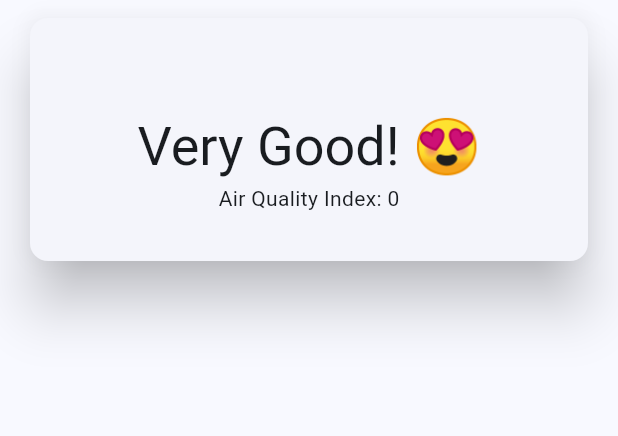
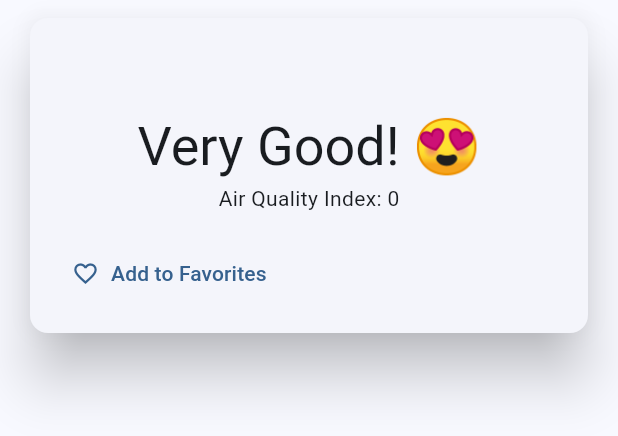
Before and after one commit to jothaen/air_quality_app_flutter, a Flutter app: the _AirQualityWidget widget shown alone on an empty page, opened directly with empty values, on a phone screen of 412 x 824 dp. Shown: the top 436 px of the screen. Run offline on Flutter 3.47's test engine with Material 3 defaults, Android fonts, the light colour scheme and no system bars; our stand-ins replace dio, flutter_bloc, freezed_annotation, get_it, hive, hive_flutter and 2 more; accounts and stored records are empty; generated files the repository leaves out were written again; network calls fail.

Commit message:
adding to favorite backend logic

```diff
--- a/lib/common/extensions/context_extensions.dart
+++ b/lib/common/extensions/context_extensions.dart
@@ -5,4 +5,9 @@ extension ContextExtensions on BuildContext {
   I10n get i10n => I10n.of(this);
   ThemeData get theme => Theme.of(this);
   NavigatorState get nav => Navigator.of(this);
+
+  void showSnackBar(String text) {
+    final snackBar = SnackBar(content: Text(text));
+    ScaffoldMessenger.of(this).showSnackBar(snackBar);
+  }
 }
--- /dev/null
+++ b/lib/domain/favorites_repository.dart
@@ -0,0 +1,35 @@
+import 'package:hive/hive.dart';
+
+class FavoritesRepository {
+  FavoritesRepository(this._hive);
+
+  static const _boxName = 'favorites';
+  static const _keyFavorites = 'keyFavorites';
+
+  final HiveInterface _hive;
+
+  Future<List<int>> getAllFavoritesIds() async {
+    final box = await _openBox();
+    return box.get(_keyFavorites) ?? [];
+  }
+
+  Future<void> addToFavorites(int id) async {
+    final box = await _openBox();
+    final allFavorites = await getAllFavoritesIds();
+    if (!allFavorites.contains(id)) {
+      allFavorites.add(id);
+      await box.put(_keyFavorites, allFavorites);
+    }
+  }
+
+  Future<void> removeFromFavorites(int id) async {
+    final box = await _openBox();
+    final allFavorites = await getAllFavoritesIds();
+    if (allFavorites.contains(id)) {
+      allFavorites.remove(id);
+      await box.put(_keyFavorites, allFavorites);
+    }
+  }
+
+  Future<Box<List<int>>> _openBox() => _hive.openBox<List<int>>(_boxName);
+}
--- a/lib/l10n/intl_en.arb
+++ b/lib/l10n/intl_en.arb
@@ -4,6 +4,10 @@
     "enterThePlaceName": "Enter the place name",
     "search": "Search",
     "favorites": "Favorites",
+    "addedToFavorites": "Station added to Favorites!",
+    "removedFromFavorites": "Station removed from Favorites!",
+    "addToFavorites": "Add to Favorites",
+    "removeFromFavorites": "Remove from Favorites",
     "noResults": "No results found.",
     "welcomeToTheAirQualityApp": "Welcome to the Air Quality App",
     "useTheSearchBarToFindPlace": "Use the search bar above to find the information about the air quality in your place!",
--- a/lib/main.dart
+++ b/lib/main.dart
@@ -1,8 +1,10 @@
 import 'package:air_quality_app/air_quality_app.dart';
 import 'package:air_quality_app/config/locator.dart';
 import 'package:flutter/material.dart';
+import 'package:hive_flutter/hive_flutter.dart';
 
-void main() {
+void main() async {
   setupServiceLocator();
+  await Hive.initFlutter();
   runApp(const AirQualityApp());
 }
--- a/lib/presentation/air_quality/air_quality_widget.dart
+++ b/lib/presentation/air_quality/air_quality_widget.dart
@@ -1,8 +1,13 @@
 part of 'air_quality_page.dart';
 
 class _AirQualityWidget extends StatelessWidget {
-  const _AirQualityWidget({required this.quality});
+  const _AirQualityWidget({required this.quality, required this.isFavorite});
   final AirQuality quality;
+  final bool isFavorite;
+
+  void _onToggleFavorite(BuildContext context) {
+    context.read<AirQualityCubit>().onToggleFavorite(quality.cityId);
+  }
 
   @override
   Widget build(BuildContext context) {
@@ -38,12 +43,35 @@ class _AirQualityWidget extends StatelessWidget {
                   _PollutantsWidget(
                     pollutants: quality.pollutionData,
                   ),
+                  Align(
+                    alignment: Alignment.centerLeft,
+                    child: _FavoritesButton(
+                      isFavorite: isFavorite,
+                      onTap: () => _onToggleFavorite(context),
+                    ),
+                  ),
                 ],
               ),
             ),
           ),
         ],
       ),
+    );
+  }
+}
+
+class _FavoritesButton extends StatelessWidget {
+  const _FavoritesButton({required this.isFavorite, required this.onTap});
+
+  final bool isFavorite;
+  final VoidCallback onTap;
+
+  @override
+  Widget build(BuildContext context) {
+    return TextButton.icon(
+      onPressed: onTap,
+      icon: Icon(isFavorite ? Icons.favorite : Icons.favorite_outline),
+      label: Text(isFavorite ? context.i10n.removeFromFavorites : context.i10n.addToFavorites),
     );
   }
 }
--- a/lib/presentation/air_quality/cubit/state/air_quality_state.dart
+++ b/lib/presentation/air_quality/cubit/state/air_quality_state.dart
@@ -6,6 +6,12 @@ part 'air_quality_state.freezed.dart';
 @freezed
 abstract class AirQualityState with _$AirQualityState {
   const factory AirQualityState.loading() = _AirQualityStateLoading;
-  const factory AirQualityState.success(AirQuality quality) = _AirQualityStateSuccess;
+  const factory AirQualityState.success({
+    required AirQuality quality,
+    required bool isFavorite,
+  }) = _AirQualityStateSuccess;
   const factory AirQualityState.error(Exception error) = _AirQualityStateError;
+  const factory AirQualityState.favoriteStateChanged({
+    required bool isFavorite,
+  }) = _AirQualityFavoriteStateChanged;
 }
--- a/pubspec.yaml
+++ b/pubspec.yaml
@@ -18,6 +18,8 @@ dependencies:
   freezed: 2.4.6
   freezed_annotation: 2.4.1
   get_it: 7.6.6
+  hive: 2.2.3
+  hive_flutter: 1.1.0
   intl: 0.18.1
   intl_utils: 2.8.5
   json_annotation: 4.8.1
```
Also changed, not shown: lib/config/locator.dart (+7 -3 lines), lib/presentation/air_quality/air_quality_page.dart (+17 -3 lines), lib/presentation/air_quality/cubit/air_quality_cubit.dart (+46 -4 lines), lib/generated/intl/messages_en.dart, lib/generated/l10n.dart, lib/presentation/air_quality/cubit/state/air_quality_state.freezed.dart, pubspec.lock, 6 other files.
